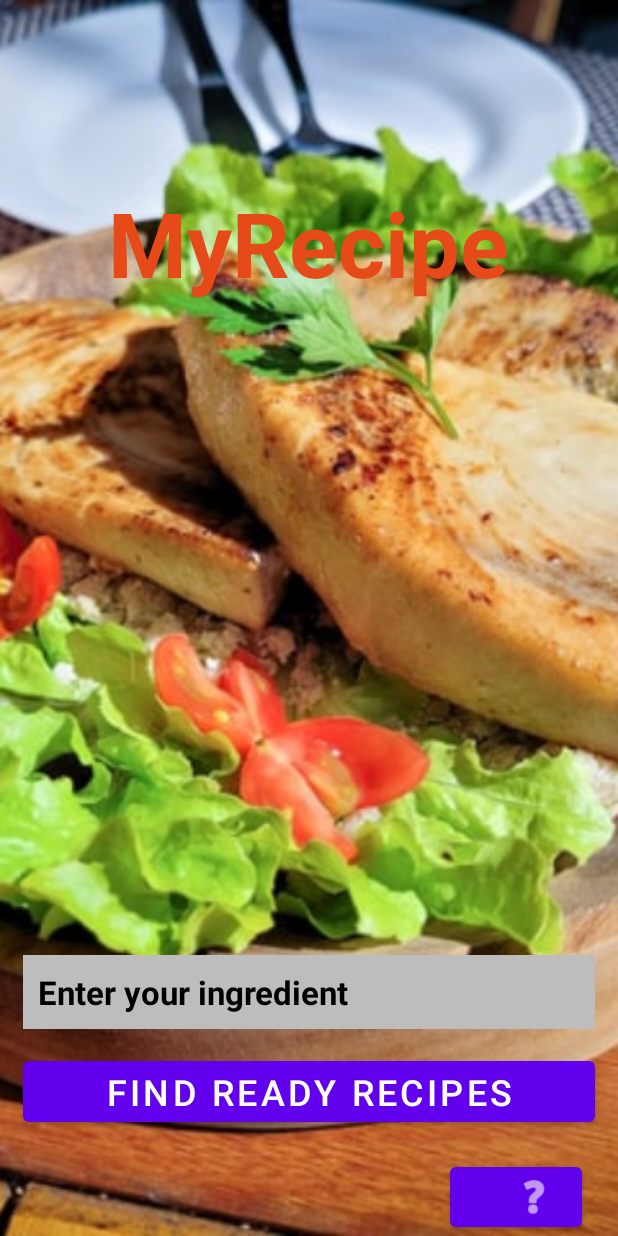
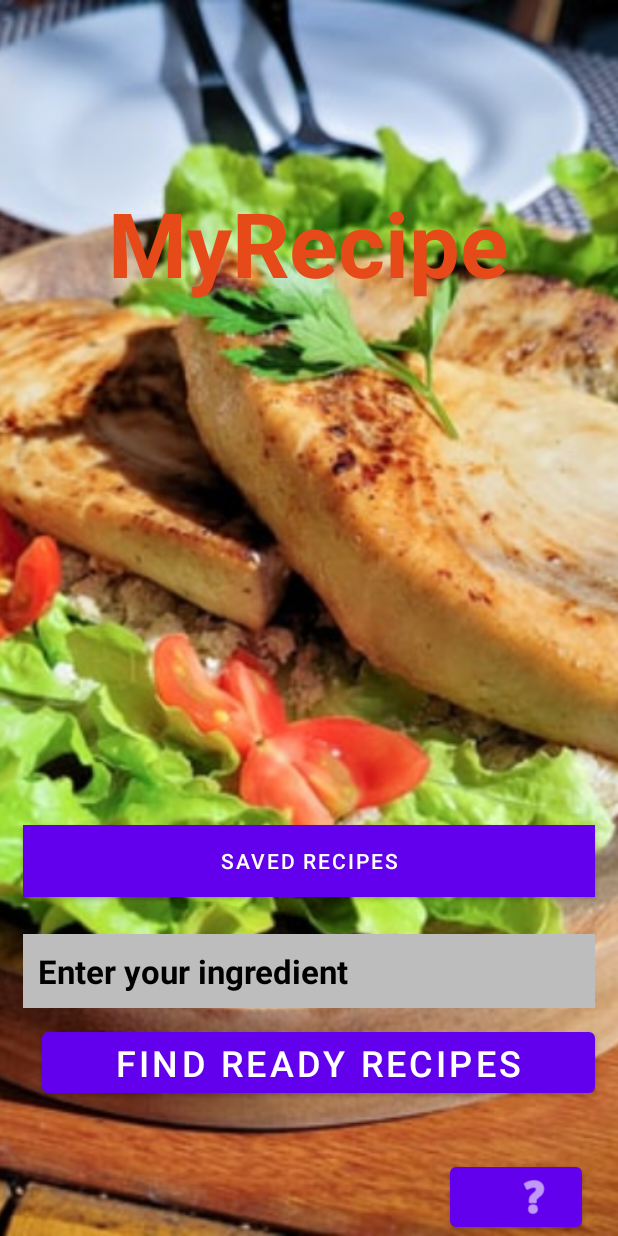
Before and after one commit to KevinMokoro/MyRecipe, an Android app: the screen it shows after launch (MainActivity), on a phone screen of 412 x 824 dp. Run offline under Robolectric (Android 15) with nearby library versions, the phone set to English and light mode, and no system bars; our stand-ins replace ButterKnife; Roboto replaces fonts that are not available here.

Commit message:
This will add a UI for saved favourite recipes.

```diff
--- a/app/src/main/AndroidManifest.xml
+++ b/app/src/main/AndroidManifest.xml
@@ -11,7 +11,8 @@
         android:roundIcon="@mipmap/ic_launcher_round"
         android:supportsRtl="true"
         android:theme="@style/Theme.MyRecipe">
-        <activity android:name=".ui.RecipeDetailActivity"></activity>
+        <activity android:name=".ui.SavedRecipeListActivity"></activity>
+        <activity android:name=".ui.RecipeDetailActivity" />
         <activity android:name=".ui.AboutActivity">
             <meta-data
                 android:name="android.support.PARENT_ACTIVITY"
--- a/app/src/main/java/com/moringaschool/myrecipe/adapters/FirebaseRecipeViewHolder.java
+++ b/app/src/main/java/com/moringaschool/myrecipe/adapters/FirebaseRecipeViewHolder.java
@@ -34,7 +34,7 @@ public class FirebaseRecipeViewHolder extends RecyclerView.ViewHolder implements
         itemView.setOnClickListener(this);
     }
 
-    public void bindRestaurant(Hit recipe) {
+    public void bindRecipe(Hit recipe) {
         ImageView recipeImageView = (ImageView) mView.findViewById(R.id.recipeImageView);
         TextView nameTextView = (TextView) mView.findViewById(R.id.recipeNameTextView);
 
--- a/app/src/main/java/com/moringaschool/myrecipe/ui/MainActivity.java
+++ b/app/src/main/java/com/moringaschool/myrecipe/ui/MainActivity.java
@@ -24,6 +24,7 @@ public class MainActivity extends AppCompatActivity implements View.OnClickListe
     @BindView(R.id.findRecipe) Button mFindRecipe;
     @BindView(R.id.editTextIngredient) EditText mEditTestIngredient;
     @BindView(R.id.aboutButton) Button mAboutButton;
+    @BindView(R.id.savedRecipesButton) Button mSavedRecipesButton;
 
     @Override
     protected void onCreate(Bundle savedInstanceState) {
@@ -37,6 +38,7 @@ public class MainActivity extends AppCompatActivity implements View.OnClickListe
 
         mFindRecipe.setOnClickListener(this);
         mAboutButton.setOnClickListener(this);
+        mSavedRecipesButton.setOnClickListener(this);
     }
     @Override
     public void onClick(View v){
@@ -48,7 +50,12 @@ public class MainActivity extends AppCompatActivity implements View.OnClickListe
             Intent intent = new Intent(MainActivity.this, RecipesActivity.class);
             intent.putExtra("ingredient", ingredient);
             startActivity(intent);
-        }else if(v == mAboutButton){
+        }if(v == mSavedRecipesButton){
+            Intent intent = new Intent(MainActivity.this, SavedRecipeListActivity.class);
+            startActivity(intent);
+
+        }
+        else if(v == mAboutButton){
                 Intent intent = new Intent(MainActivity.this, AboutActivity.class);
                 startActivity(intent);
         }
--- a/app/src/main/res/layout/activity_main.xml
+++ b/app/src/main/res/layout/activity_main.xml
@@ -32,15 +32,16 @@
         android:id="@+id/findRecipe"
         android:layout_width="match_parent"
         android:layout_height="wrap_content"
+        android:layout_above="@id/savedRecipesButton"
         android:layout_alignParentStart="true"
         android:layout_alignParentBottom="true"
         android:layout_centerHorizontal="true"
-        android:layout_marginStart="15dp"
+        android:layout_marginStart="28dp"
         android:layout_marginLeft="15dp"
         android:layout_marginTop="15dp"
         android:layout_marginEnd="15dp"
         android:layout_marginRight="15dp"
-        android:layout_marginBottom="70dp"
+        android:layout_marginBottom="89dp"
         android:text="Find Ready Recipes"
         android:textSize="24sp" />
 
@@ -55,6 +56,7 @@
         android:layout_marginTop="15dp"
         android:layout_marginEnd="15dp"
         android:layout_marginRight="15dp"
+        android:layout_marginBottom="-5dp"
         android:background="@color/divider"
         android:fontFamily="@font/roboto"
         android:hint="Enter your ingredient"
@@ -62,6 +64,23 @@
         android:textColorHint="@color/black"
         android:textSize="22sp"
         android:textStyle="bold" />
+
+    <Button
+        android:id="@+id/savedRecipesButton"
+        android:layout_width="match_parent"
+        android:layout_height="wrap_content"
+        android:layout_above="@id/aboutButton"
+        android:layout_centerHorizontal="true"
+        android:layout_marginStart="15dp"
+        android:layout_marginLeft="15dp"
+        android:layout_marginTop="15dp"
+        android:layout_marginEnd="15dp"
+        android:layout_marginRight="15dp"
+        android:layout_marginBottom="174dp"
+        android:background="@color/primary_dark"
+        android:text="Saved Recipes"
+        android:textColor="@color/icons"
+        android:visibility="visible" />
 
     <Button
         android:id="@+id/aboutButton"
```
Also changed, not shown: app/src/main/java/com/moringaschool/myrecipe/ui/SavedRecipeListActivity.java (added, +98 -0 lines).
